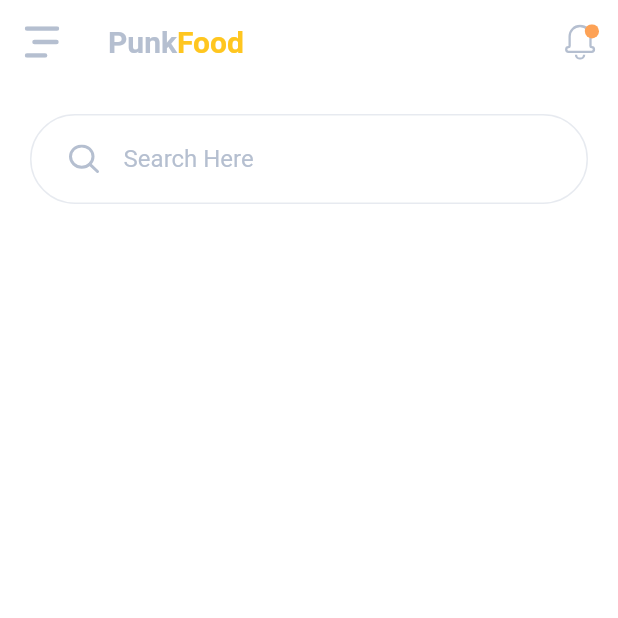
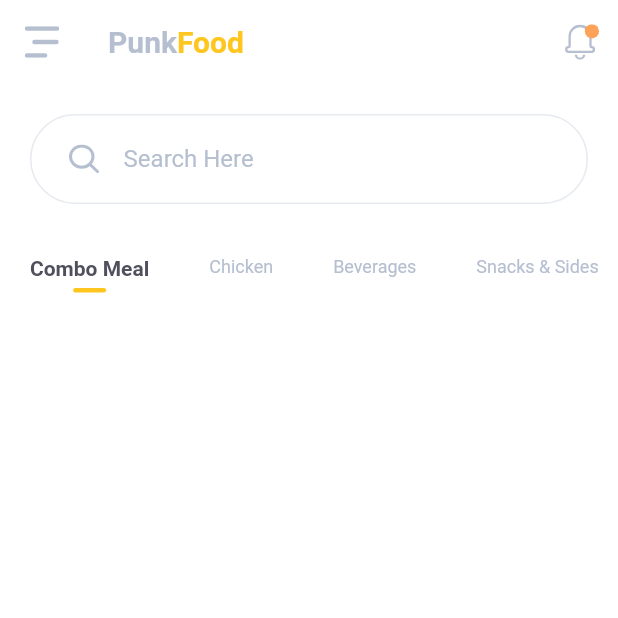
Before and after one commit to shrued/foodapp, a Flutter app: the screen it shows after launch, on a phone screen of 412 x 824 dp, the top half of it. Run offline on Flutter 3.47's test engine with Material 2 defaults, Android fonts, the phone set to English and light mode, and no system bars; our stand-ins replace flutter_svg.

Commit message:
homescreen categoryitem

```diff
--- a/lib/screens/home/components/body.dart
+++ b/lib/screens/home/components/body.dart
@@ -1,5 +1,6 @@
 import 'package:flutter/material.dart';
 import 'package:food_app/components/search_box.dart';
+import 'package:food_app/screens/home/components/category_list.dart';
 
 class Body extends StatelessWidget {
   @override
@@ -9,6 +10,7 @@ class Body extends StatelessWidget {
         SearchBox(
           onChanged: (value) {},
         ),
+        CategoryList(),
       ],
     );
   }
--- /dev/null
+++ b/lib/screens/home/components/category_item.dart
@@ -0,0 +1,49 @@
+import 'package:flutter/material.dart';
+import 'package:food_app/constants.dart';
+
+class CategoryItem extends StatelessWidget {
+  final String title;
+  final bool isActive;
+  final Function press;
+  const CategoryItem({
+    Key key,
+    this.title,
+    this.isActive = false,
+    this.press,
+  }) : super(key: key);
+
+  @override
+  Widget build(BuildContext context) {
+    return GestureDetector(
+      onTap: press,
+      child: Padding(
+        padding: const EdgeInsets.symmetric(horizontal: 20, vertical: 15),
+        child: Column(
+          children: <Widget>[
+            Text(
+              title,
+              style: isActive
+                  ? TextStyle(
+                      color: kTextColor,
+                      fontWeight: FontWeight.bold,
+                    )
+                  : TextStyle(
+                      fontSize: 12,
+                    ),
+            ),
+            if (isActive)
+              Container(
+                margin: EdgeInsets.symmetric(vertical: 5),
+                height: 3,
+                width: 22,
+                decoration: BoxDecoration(
+                  color: kPrimaryColor,
+                  borderRadius: BorderRadius.circular(10),
+                ),
+              ),
+          ],
+        ),
+      ),
+    );
+  }
+}
--- /dev/null
+++ b/lib/screens/home/components/category_list.dart
@@ -0,0 +1,37 @@
+import 'package:flutter/material.dart';
+import 'package:food_app/screens/home/components/category_item.dart';
+
+class CategoryList extends StatelessWidget {
+  const CategoryList({
+    Key key,
+  }) : super(key: key);
+
+  @override
+  Widget build(BuildContext context) {
+    return SingleChildScrollView(
+      scrollDirection: Axis.horizontal,
+      child: Row(
+        crossAxisAlignment: CrossAxisAlignment.start,
+        children: <Widget>[
+          CategoryItem(
+            title: "Combo Meal",
+            isActive: true,
+            press: () {},
+          ),
+          CategoryItem(
+            title: "Chicken",
+            press: () {},
+          ),
+          CategoryItem(
+            title: "Beverages",
+            press: () {},
+          ),
+          CategoryItem(
+            title: "Snacks & Sides",
+            press: () {},
+          ),
+        ],
+      ),
+    );
+  }
+}
```
